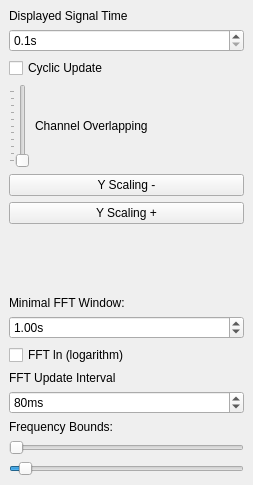
Before: the Qt Designer form src/config_widget/view_settings_dock_widget.ui in tools4BCI/TiA-Scope, drawn with Qt 5.
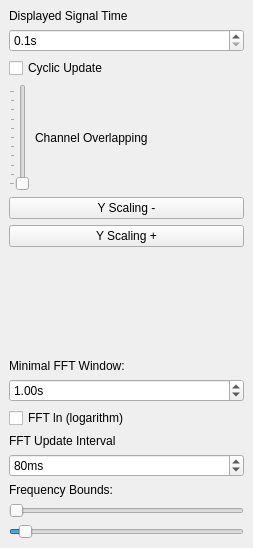
After: the same form once the commit is applied. Icons and pictures are not drawn.

What changed in the file:
```diff
--- a/src/config_widget/view_settings_dock_widget.ui
+++ b/src/config_widget/view_settings_dock_widget.ui
@@ -7,13 +7,13 @@
     <x>0</x>
     <y>0</y>
     <width>253</width>
-    <height>485</height>
+    <height>548</height>
    </rect>
   </property>
   <property name="minimumSize">
    <size>
     <width>222</width>
-    <height>398</height>
+    <height>413</height>
    </size>
   </property>
   <property name="features">
```
